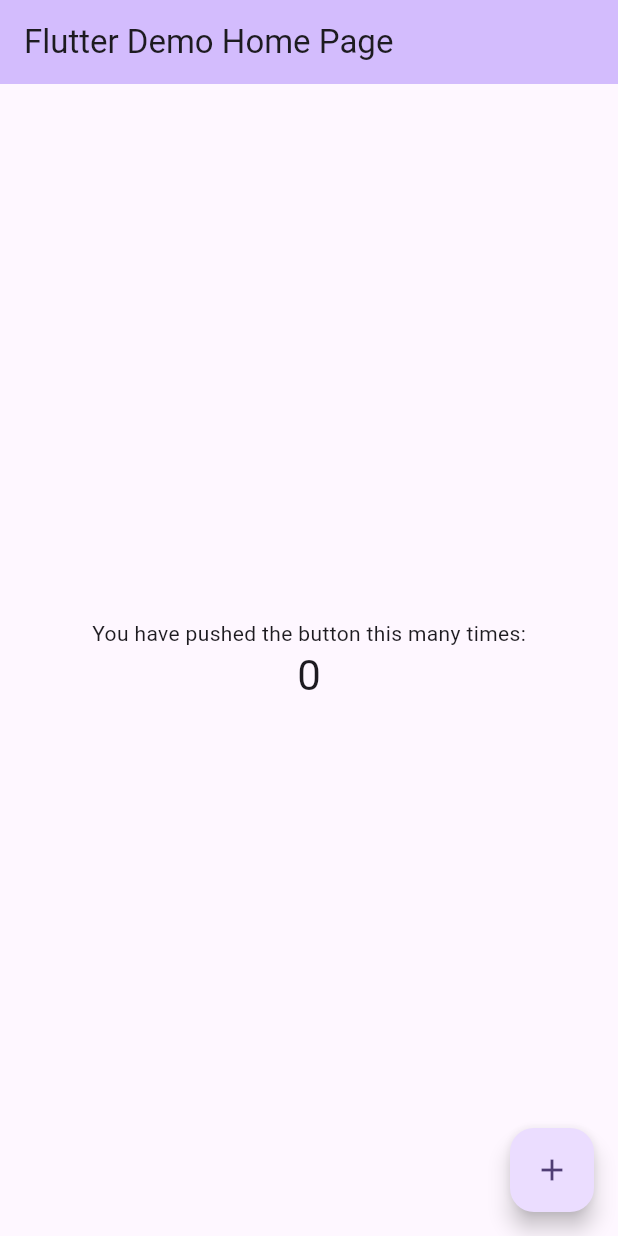
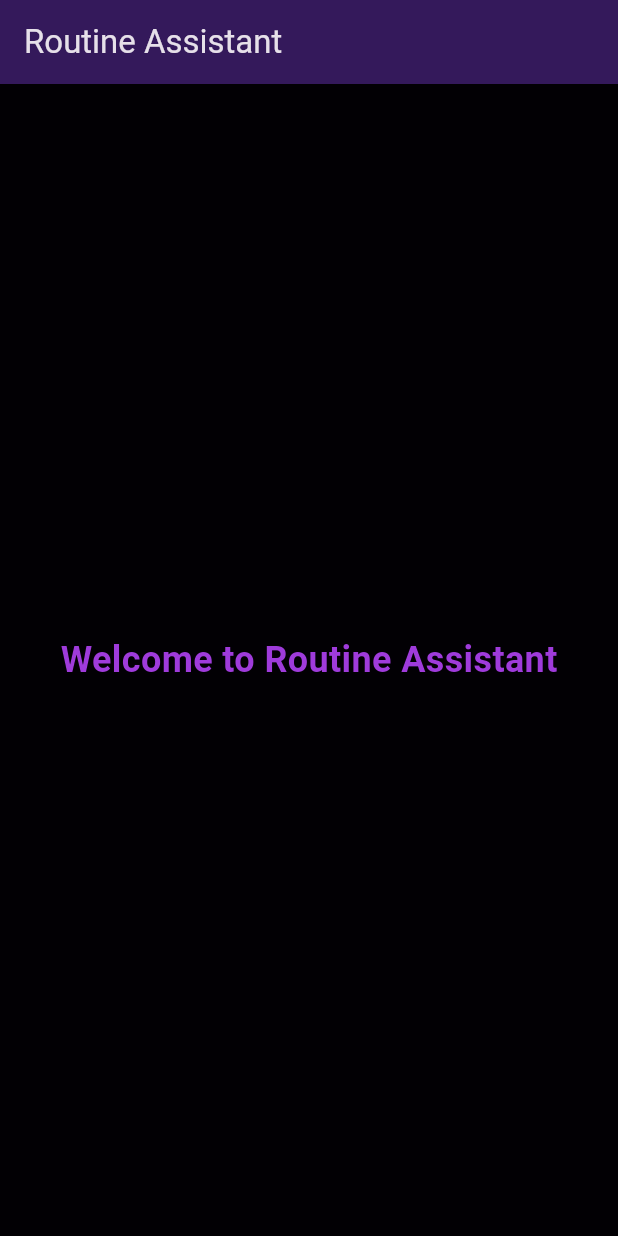
Before and after one commit to nikk-0712/routine, a Flutter app: the screen it shows after launch, on a phone screen of 412 x 824 dp. Run offline on Flutter 3.47's test engine with Material 3 defaults, Android fonts, the phone set to English and light mode, and no system bars; our stand-ins replace flutter_riverpod.

Commit message:
Add Riverpod state management with ProviderScope and ConsumerWidget

```diff
--- a/lib/main.dart
+++ b/lib/main.dart
@@ -1,121 +1,54 @@
 import 'package:flutter/material.dart';
+import 'package:flutter_riverpod/flutter_riverpod.dart';
 
 void main() {
-  runApp(const MyApp());
+  runApp(
+    const ProviderScope(
+      child: RoutineAssistantApp(),
+    ),
+  );
 }
 
-class MyApp extends StatelessWidget {
-  const MyApp({super.key});
+class RoutineAssistantApp extends StatelessWidget {
+  const RoutineAssistantApp({super.key});
 
-  // This widget is the root of your application.
   @override
   Widget build(BuildContext context) {
     return MaterialApp(
-      title: 'Flutter Demo',
+      title: 'Routine Assistant',
+      debugShowCheckedModeBanner: false,
       theme: ThemeData(
-        // This is the theme of your application.
-        //
-        // TRY THIS: Try running your application with "flutter run". You'll see
-        // the application has a purple toolbar. Then, without quitting the app,
-        // try changing the seedColor in the colorScheme below to Colors.green
-        // and then invoke "hot reload" (save your changes or press the "hot
-        // reload" button in a Flutter-supported IDE, or press "r" if you used
-        // the command line to start the app).
-        //
-        // Notice that the counter didn't reset back to zero; the application
-        // state is not lost during the reload. To reset the state, use hot
-        // restart instead.
-        //
-        // This works for code too, not just values: Most code changes can be
-        // tested with just a hot reload.
-        colorScheme: .fromSeed(seedColor: Colors.deepPurple),
+        colorScheme: ColorScheme.fromSeed(
+          seedColor: const Color(0xFF540CC3),
+          brightness: Brightness.dark,
+        ),
+        useMaterial3: true,
       ),
-      home: const MyHomePage(title: 'Flutter Demo Home Page'),
+      home: const HomeScreen(),
     );
   }
 }
 
-class MyHomePage extends StatefulWidget {
-  const MyHomePage({super.key, required this.title});
-
-  // This widget is the home page of your application. It is stateful, meaning
-  // that it has a State object (defined below) that contains fields that affect
-  // how it looks.
-
-  // This class is the configuration for the state. It holds the values (in this
-  // case the title) provided by the parent (in this case the App widget) and
-  // used by the build method of the State. Fields in a Widget subclass are
-  // always marked "final".
-
-  final String title;
+class HomeScreen extends ConsumerWidget {
+  const HomeScreen({super.key});
 
   @override
-  State<MyHomePage> createState() => _MyHomePageState();
-}
-
-class _MyHomePageState extends State<MyHomePage> {
-  int _counter = 0;
-
-  void _incrementCounter() {
-    setState(() {
-      // This call to setState tells the Flutter framework that something has
-      // changed in this State, which causes it to rerun the build method below
-      // so that the display can reflect the updated values. If we changed
-      // _counter without calling setState(), then the build method would not be
-      // called again, and so nothing would appear to happen.
-      _counter++;
-    });
-  }
-
-  @override
-  Widget build(BuildContext context) {
-    // This method is rerun every time setState is called, for instance as done
-    // by the _incrementCounter method above.
-    //
-    // The Flutter framework has been optimized to make rerunning build methods
-    // fast, so that you can just rebuild anything that needs updating rather
-    // than having to individually change instances of widgets.
+  Widget build(BuildContext context, WidgetRef ref) {
     return Scaffold(
+      backgroundColor: const Color(0xFF020004),
       appBar: AppBar(
-        // TRY THIS: Try changing the color here to a specific color (to
-        // Colors.amber, perhaps?) and trigger a hot reload to see the AppBar
-        // change color while the other colors stay the same.
-        backgroundColor: Theme.of(context).colorScheme.inversePrimary,
-        // Here we take the value from the MyHomePage object that was created by
-        // the App.build method, and use it to set our appbar title.
-        title: Text(widget.title),
+        title: const Text('Routine Assistant'),
+        backgroundColor: const Color(0xFF34195B),
       ),
-      body: Center(
-        // Center is a layout widget. It takes a single child and positions it
-        // in the middle of the parent.
-        child: Column(
-          // Column is also a layout widget. It takes a list of children and
-          // arranges them vertically. By default, it sizes itself to fit its
-          // children horizontally, and tries to be as tall as its parent.
-          //
-          // Column has various properties to control how it sizes itself and
-          // how it positions its children. Here we use mainAxisAlignment to
-          // center the children vertically; the main axis here is the vertical
-          // axis because Columns are vertical (the cross axis would be
-          // horizontal).
-          //
-          // TRY THIS: Invoke "debug painting" (choose the "Toggle Debug Paint"
-          // action in the IDE, or press "p" in the console), to see the
-          // wireframe for each widget.
-          mainAxisAlignment: .center,
-          children: [
-            const Text('You have pushed the button this many times:'),
-            Text(
-              '$_counter',
-              style: Theme.of(context).textTheme.headlineMedium,
-            ),
-          ],
+      body: const Center(
+        child: Text(
+          'Welcome to Routine Assistant',
+          style: TextStyle(
+            color: Color(0xFF9F3BDB),
+            fontSize: 24,
+            fontWeight: FontWeight.bold,
+          ),
         ),
-      ),
-      floatingActionButton: FloatingActionButton(
-        onPressed: _incrementCounter,
-        tooltip: 'Increment',
-        child: const Icon(Icons.add),
       ),
     );
   }
```
Also changed, not shown: lib/core/providers/providers.dart (added, +7 -0 lines), pubspec.yaml (+8 -0 lines), pubspec.lock, 2 other files.
